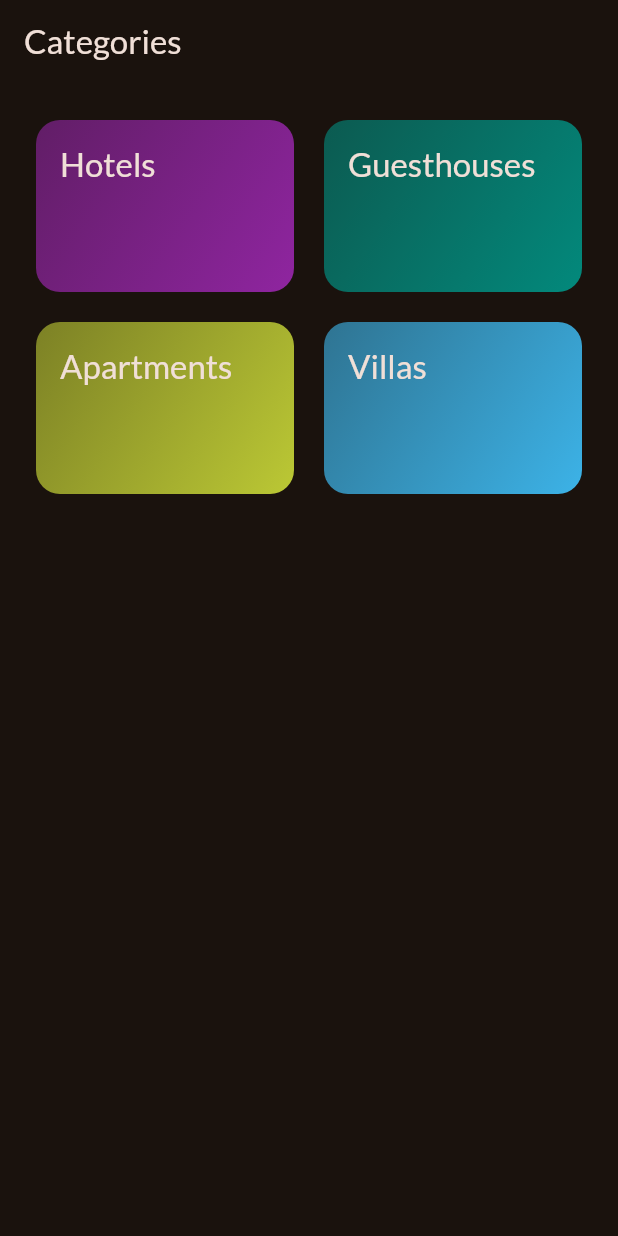
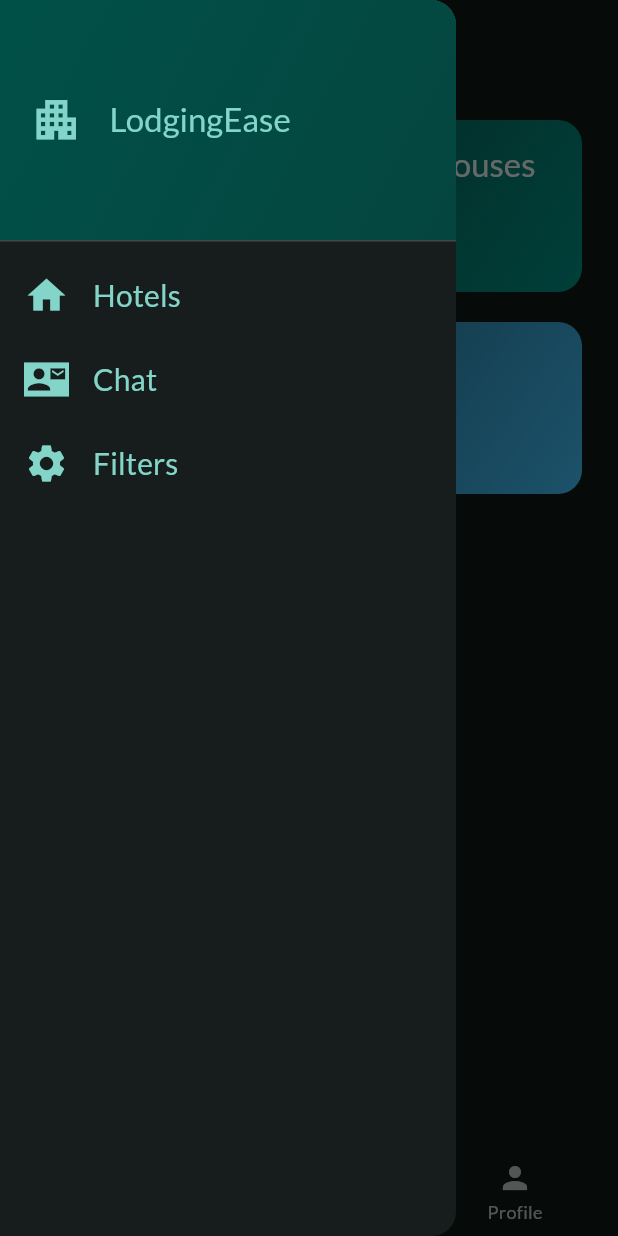
Before and after one commit to marinasimionescu21/Mobile-booking-app, a Flutter app: the screen it shows after launch, with the side drawer open (before the commit the screen has no drawer), on a phone screen of 412 x 824 dp. Run offline on Flutter 3.47's test engine with Material 2 defaults, Android fonts, the light colour scheme and no system bars; our stand-ins replace google_fonts, transparent_image.

Commit message:
Drawer and some other pages added

```diff
--- a/lib/main.dart
+++ b/lib/main.dart
@@ -1,64 +1,13 @@
-// import 'package:flutter/material.dart';
-// import 'package:licenta_app/first_page.dart';
-
-// var kColorScheme =
-//     ColorScheme.fromSeed(seedColor: const Color.fromARGB(255, 96, 59, 181));
-// var kDarkColorScheme = ColorScheme.fromSeed(
-//     seedColor: const Color.fromARGB(255, 5, 99, 125),
-//     brightness: Brightness.dark);
-
-// void main() {
-//   runApp(MaterialApp(
-//     debugShowCheckedModeBanner: false,
-//     darkTheme: ThemeData.dark().copyWith(
-//       useMaterial3: true,
-//       colorScheme: kDarkColorScheme,
-//       cardTheme: const CardTheme().copyWith(
-//           color: kDarkColorScheme.secondaryContainer,
-//           margin: const EdgeInsets.symmetric(horizontal: 16, vertical: 8)),
-//       elevatedButtonTheme: ElevatedButtonThemeData(
-//         style: ElevatedButton.styleFrom(
-//           backgroundColor: kDarkColorScheme.primaryContainer,
-//           foregroundColor: kDarkColorScheme.onPrimaryContainer,
-//         ),
-//       ),
-//     ),
-//     theme: ThemeData().copyWith(
-//       useMaterial3: true,
-//       colorScheme: kColorScheme,
-//       appBarTheme: const AppBarTheme().copyWith(
-//           backgroundColor: kColorScheme.onPrimaryContainer,
-//           foregroundColor: kColorScheme.primaryContainer),
-//       cardTheme: const CardTheme().copyWith(
-//           color: kColorScheme.secondaryContainer,
-//           margin: const EdgeInsets.symmetric(horizontal: 16, vertical: 8)),
-//       elevatedButtonTheme: ElevatedButtonThemeData(
-//         style: ElevatedButton.styleFrom(
-//           backgroundColor: kColorScheme.primaryContainer,
-//         ),
-//       ),
-//       textTheme: ThemeData().textTheme.copyWith(
-//             titleLarge: TextStyle(
-//               fontSize: 24,
-//               fontWeight: FontWeight.normal,
-//               color: kColorScheme.onSecondaryContainer,
-//             ),
-//           ),
-//     ),
-//     home: const FirstPage(),
-//   ));
-//   // runApp(const FirstPage());
-// }
-
 import 'package:flutter/material.dart';
-import 'package:licenta_app/screen/categories.dart';
 import 'package:google_fonts/google_fonts.dart';
+import 'package:licenta_app/screen/tabs.dart';
 
 final theme = ThemeData(
   useMaterial3: true,
   colorScheme: ColorScheme.fromSeed(
     brightness: Brightness.dark,
-    seedColor: const Color.fromARGB(255, 131, 57, 0),
+    seedColor: Colors.teal,
+    background: Color.fromARGB(255, 22, 22, 22),
   ),
   textTheme: GoogleFonts.latoTextTheme(),
 );
@@ -75,6 +24,6 @@ class App extends StatelessWidget {
     return MaterialApp(
         debugShowCheckedModeBanner: false,
         theme: theme,
-        home: const CategoriesScreen());
+        home: const TabsScreen());
   }
 }
--- a/lib/screen/categories.dart
+++ b/lib/screen/categories.dart
@@ -3,9 +3,13 @@ import 'package:licenta_app/models/dummy_data.dart';
 import 'package:licenta_app/screen/hotels.dart';
 import 'package:licenta_app/widgets/category_grid_item.dart';
 import '../models/category.dart';
+import '../models/hotels.dart';
 
 class CategoriesScreen extends StatelessWidget {
-  const CategoriesScreen({Key? key}) : super(key: key);
+  const CategoriesScreen({Key? key, required this.onToggleFavorite}) : super(key: key);
+
+  final void Function(Hotels hotel) onToggleFavorite;
+
 
   void _selectCategory(BuildContext context, CategoryOfHotels category) {
     final filteredHotels = dummyHotels
@@ -17,16 +21,13 @@ class CategoriesScreen extends StatelessWidget {
             builder: (ctx) => HotelsScreen(
                   title: category.title,
                   hotels: filteredHotels,
+                  onToggleFavorite: onToggleFavorite,
                 )));
   }
 
   @override
   Widget build(BuildContext context) {
-    return Scaffold(
-        appBar: AppBar(
-          title: const Text('Categories'),
-        ),
-        body: GridView(
+    return GridView(
       padding: const EdgeInsets.all(24),
       gridDelegate: const SliverGridDelegateWithFixedCrossAxisCount(
         crossAxisCount: 2,
@@ -40,6 +41,6 @@ class CategoriesScreen extends StatelessWidget {
               category: category,
               onSelectedCategory: () => _selectCategory(context, category)),
       ],
-        ));
+    );
   }
 }
--- /dev/null
+++ b/lib/screen/tabs.dart
@@ -0,0 +1,90 @@
+import 'package:flutter/material.dart';
+import 'package:licenta_app/models/hotels.dart';
+import 'package:licenta_app/screen/categories.dart';
+import 'package:licenta_app/screen/hotel_screen.dart';
+import 'package:licenta_app/screen/hotels.dart';
+import 'package:licenta_app/widgets/main_drawer.dart';
+
+class TabsScreen extends StatefulWidget {
+  const TabsScreen({super.key});
+
+  @override
+  State<StatefulWidget> createState() {
+    return _TabsScreenState();
+  }
+}
+
+class _TabsScreenState extends State<TabsScreen> {
+  int _selectedPageIndex = 0;
+  final List<Hotels> _favoriteHotels = [];
+
+  void _showInfoMessage(String message) {
+    ScaffoldMessenger.of(context).clearSnackBars();
+    ScaffoldMessenger.of(context).showSnackBar(
+      SnackBar(
+        content: Text(message),
+        duration: const Duration(seconds: 3),
+      ),
+    );
+  }
+
+  void _toggleHotelFavoriteStatus(Hotels hotels) {
+    final isExisting = _favoriteHotels.contains(hotels);
+
+    if (isExisting) {
+      setState(() {
+        _favoriteHotels.remove(hotels);
+        _showInfoMessage('Removed from favorites');
+      });
+    } else {
+      setState(() {
+        _favoriteHotels.add(hotels);
+        _showInfoMessage('Added to favorites');
+      });
+    }
+  }
+
+  void _selectPage(int index) {
+    setState(() {
+      _selectedPageIndex = index;
+    });
+  }
+
+  @override
+  Widget build(BuildContext context) {
+    Widget activePage = CategoriesScreen(
+      onToggleFavorite: _toggleHotelFavoriteStatus,
+    );
+    var activePageTitle = 'Categories';
+
+    if (_selectedPageIndex == 1) {
+      activePage = HotelsScreen(
+        hotels: _favoriteHotels,
+        onToggleFavorite: _toggleHotelFavoriteStatus,
+      );
+      activePageTitle = 'Favorites';
+    }
+
+    if (_selectedPageIndex == 2) {
+      activePage = const HomeScreen();
+      activePageTitle = 'Profile';
+    }
+
+    return Scaffold(
+      appBar: AppBar(
+        title: Text(activePageTitle),
+      ),
+      drawer: const MainDrawer(),
+      body: activePage,
+      bottomNavigationBar: BottomNavigationBar(
+        onTap: _selectPage,
+        items: const [
+          BottomNavigationBarItem(
+              icon: Icon(Icons.house_siding), label: 'Categories'),
+          BottomNavigationBarItem(icon: Icon(Icons.star), label: 'Favorites'),
+          BottomNavigationBarItem(icon: Icon(Icons.person), label: 'Profile'),
+        ],
+      ),
+    );
+  }
+}
--- /dev/null
+++ b/lib/widgets/main_drawer.dart
@@ -0,0 +1,80 @@
+import 'package:flutter/material.dart';
+
+class MainDrawer extends StatelessWidget {
+  const MainDrawer({Key? key}) : super(key: key);
+
+  @override
+  Widget build(BuildContext context) {
+    return Drawer(
+        child: Column(children: [
+      DrawerHeader(
+        padding: const EdgeInsets.all(20),
+        decoration: BoxDecoration(
+            gradient: LinearGradient(
+          colors: [
+            Theme.of(context).colorScheme.primaryContainer,
+            Theme.of(context).colorScheme.primaryContainer.withOpacity(0.8),
+          ],
+          begin: Alignment.topLeft,
+          end: Alignment.bottomRight,
+        )),
+        child: Row(children: [
+          Icon(Icons.apartment,
+              size: 35, color: Theme.of(context).colorScheme.primary),
+          const SizedBox(width: 18),
+          Text(
+            'LodgingEase',
+            style: Theme.of(context).textTheme.titleLarge!.copyWith(
+                  color: Theme.of(context).colorScheme.primary,
+                ),
+          )
+        ]),
+      ),
+      ListTile(
+        leading: Icon(
+          Icons.home,
+          size: 30,
+          color: Theme.of(context).colorScheme.primary,
+        ),
+        title: Text(
+          'Hotels',
+          style: Theme.of(context).textTheme.titleSmall!.copyWith(
+                color: Theme.of(context).colorScheme.primary,
+                fontSize: 20,
+              ),
+        ),
+        onTap: () {},
+      ),
+      ListTile(
+        leading: Icon(
+          Icons.quick_contacts_mail_sharp,
+          size: 30,
+          color: Theme.of(context).colorScheme.primary,
+        ),
+        title: Text(
+          'Chat',
+          style: Theme.of(context).textTheme.titleSmall!.copyWith(
+                color: Theme.of(context).colorScheme.primary,
+                fontSize: 20,
+              ),
+        ),
+        onTap: () {},
+      ),
+      ListTile(
+        leading: Icon(
+          Icons.settings,
+          size: 30,
+          color: Theme.of(context).colorScheme.primary,
+        ),
+        title: Text(
+          'Filters',
+          style: Theme.of(context).textTheme.titleSmall!.copyWith(
+                color: Theme.of(context).colorScheme.primary,
+                fontSize: 20,
+              ),
+        ),
+        onTap: () {},
+      ),
+    ]));
+  }
+}
```
Also changed, not shown: lib/screen/hotel_details.dart (+10 -1 lines), lib/screen/hotel_screen.dart (+6 -2 lines), lib/screen/hotels.dart (+17 -4 lines), lib/widgets/new_hotel.dart (+21 -8 lines). Lines whose indentation alone changed are shown as unchanged.
